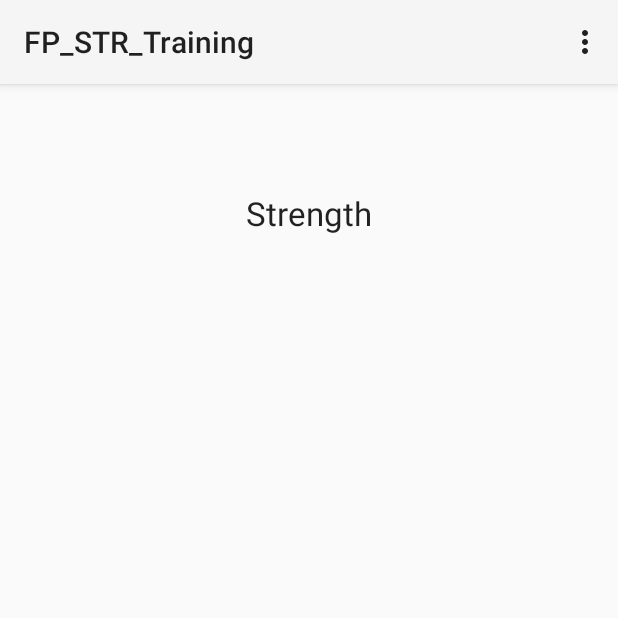
After one commit to SCCapstone/FitLivin, an Android app: the FP_STR_Training screen opened directly, with no data from a screen before it, on a phone screen of 412 x 824 dp, the top half of it. The commit adds this screen. Run offline under Robolectric (Android 15) with nearby library versions, the phone set to English and light mode, and no system bars.

Commit message:
Added activities for Fitness Program buttons

```diff
--- /dev/null
+++ b/app/src/main/java/edu/sc/myapplication/FP_STR_Training.java
@@ -0,0 +1,41 @@
+package edu.sc.myapplication;
+
+import android.app.Activity;
+import android.content.Intent;
+import android.os.Bundle;
+import android.view.Menu;
+import android.view.MenuItem;
+import android.view.View;
+import android.widget.Button;
+
+public class FP_STR_Training extends FitnessProgram{
+
+    @Override
+    protected void onCreate(Bundle savedInstanceState) {
+        super.onCreate(savedInstanceState);
+        setContentView(R.layout.activity_fp__str__training);
+
+    }
+
+    @Override
+    public boolean onCreateOptionsMenu(Menu menu) {
+        // Inflate the menu; this adds items to the action bar if it is present.
+        getMenuInflater().inflate(R.menu.menu_fp__str__training, menu);
+        return true;
+    }
+
+    @Override
+    public boolean onOptionsItemSelected(MenuItem item) {
+        // Handle action bar item clicks here. The action bar will
+        // automatically handle clicks on the Home/Up button, so long
+        // as you specify a parent activity in AndroidManifest.xml.
+        int id = item.getItemId();
+
+        //noinspection SimplifiableIfStatement
+        if (id == R.id.action_settings) {
+            return true;
+        }
+
+        return super.onOptionsItemSelected(item);
+    }
+}
--- a/app/src/main/java/edu/sc/myapplication/FitnessProgram.java
+++ b/app/src/main/java/edu/sc/myapplication/FitnessProgram.java
@@ -1,9 +1,12 @@
 package edu.sc.myapplication;
 
 import android.app.Activity;
+import android.content.Intent;
 import android.os.Bundle;
 import android.view.Menu;
 import android.view.MenuItem;
+import android.view.View;
+import android.widget.Button;
 
 public class FitnessProgram extends Activity {
 
@@ -11,6 +14,31 @@ public class FitnessProgram extends Activity {
     protected void onCreate(Bundle savedInstanceState) {
         super.onCreate(savedInstanceState);
         setContentView(R.layout.activity_fitness_program);
+
+        Button button2 = (Button)findViewById(R.id.button2);
+        button2.setOnClickListener(new View.OnClickListener() {
+            @Override
+            public void onClick(View v) {
+                startActivity(new Intent(FitnessProgram.this, FP_STR_Training.class));
+            }
+        });
+
+        Button button7 = (Button)findViewById(R.id.button7);
+        button7.setOnClickListener(new View.OnClickListener() {
+            @Override
+            public void onClick(View v) {
+                startActivity(new Intent(FitnessProgram.this, FP_Body_Building.class));
+            }
+        });
+
+        Button button8 = (Button)findViewById(R.id.button8);
+        button8.setOnClickListener(new View.OnClickListener() {
+            @Override
+            public void onClick(View v) {
+                startActivity(new Intent(FitnessProgram.this, FP_WGT_Loss.class));
+            }
+        });
+
     }
 
     @Override
--- /dev/null
+++ b/app/src/main/res/layout/activity_fp__str__training.xml
@@ -0,0 +1,18 @@
+<RelativeLayout xmlns:android="http://schemas.android.com/apk/res/android"
+    xmlns:tools="http://schemas.android.com/tools" android:layout_width="match_parent"
+    android:layout_height="match_parent" android:paddingLeft="@dimen/activity_horizontal_margin"
+    android:paddingRight="@dimen/activity_horizontal_margin"
+    android:paddingTop="@dimen/activity_vertical_margin"
+    android:paddingBottom="@dimen/activity_vertical_margin"
+    tools:context="edu.sc.myapplication.FP_STR_Training">
+
+    <TextView
+        android:layout_width="wrap_content"
+        android:layout_height="wrap_content"
+        android:textAppearance="?android:attr/textAppearanceLarge"
+        android:text="Strength"
+        android:id="@+id/textView12"
+        android:layout_centerHorizontal="true"
+        android:layout_marginTop="55dp" />
+
+</RelativeLayout>
--- /dev/null
+++ b/app/src/main/res/menu/menu_fp__body__building.xml
@@ -0,0 +1,6 @@
+<menu xmlns:android="http://schemas.android.com/apk/res/android"
+    xmlns:tools="http://schemas.android.com/tools"
+    tools:context="edu.sc.myapplication.FP_Body_Building">
+    <item android:id="@+id/action_settings" android:title="@string/action_settings"
+        android:orderInCategory="100" android:showAsAction="never" />
+</menu>
--- /dev/null
+++ b/app/src/main/res/menu/menu_fp__str__training.xml
@@ -0,0 +1,6 @@
+<menu xmlns:android="http://schemas.android.com/apk/res/android"
+    xmlns:tools="http://schemas.android.com/tools"
+    tools:context="edu.sc.myapplication.FP_STR_Training">
+    <item android:id="@+id/action_settings" android:title="@string/action_settings"
+        android:orderInCategory="100" android:showAsAction="never" />
+</menu>
--- /dev/null
+++ b/app/src/main/res/menu/menu_fp__wgt__loss.xml
@@ -0,0 +1,5 @@
+<menu xmlns:android="http://schemas.android.com/apk/res/android"
+    xmlns:tools="http://schemas.android.com/tools" tools:context="edu.sc.myapplication.FP_WGT_Loss">
+    <item android:id="@+id/action_settings" android:title="@string/action_settings"
+        android:orderInCategory="100" android:showAsAction="never" />
+</menu>
--- a/app/src/main/res/values/strings.xml
+++ b/app/src/main/res/values/strings.xml
@@ -10,4 +10,7 @@
     <string name="title_activity_profile__page">Profile_Page</string>
     <string name="title_activity_ft__strength__training">FT_Strength_Training</string>
     <string name="title_activity_ft__str__training">FT_Str_Training</string>
+    <string name="title_activity_fp__str__training">FP_STR_Training</string>
+    <string name="title_activity_fp__body__building">FP_Body_Building</string>
+    <string name="title_activity_fp__wgt__loss">FP_WGT_Loss</string>
 </resources>
```
Also changed, not shown: app/src/main/AndroidManifest.xml (+12 -1 lines), app/src/main/java/edu/sc/myapplication/FP_Body_Building.java (added, +37 -0 lines), app/src/main/java/edu/sc/myapplication/FP_WGT_Loss.java (added, +37 -0 lines), app/src/main/res/layout/activity_fp__body__building.xml (added, +18 -0 lines), app/src/main/res/layout/activity_fp__wgt__loss.xml (added, +18 -0 lines).
